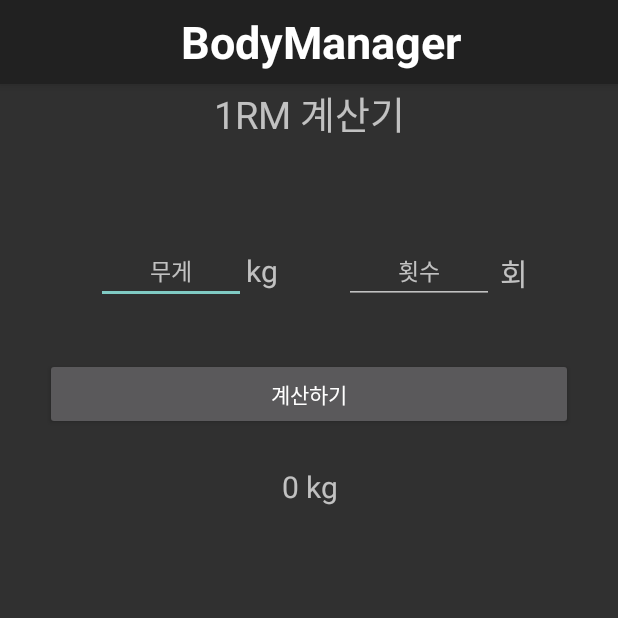
After one commit to enyul3417/BodyManagerApp, an Android app: the RMCalcActivity screen opened directly, with no data from a screen before it, on a phone screen of 412 x 824 dp, the top half of it. The commit adds this screen. Run offline under Robolectric (Android 15) with nearby library versions, the phone set to English and light mode, and no system bars.

Commit message:
Add 1RM Calculator

```diff
--- a/app/src/main/AndroidManifest.xml
+++ b/app/src/main/AndroidManifest.xml
@@ -19,13 +19,19 @@
         android:roundIcon="@mipmap/ic_launcher_round"
         android:supportsRtl="true"
         android:theme="@style/Theme.Design.NoActionBar">
-        <activity android:name=".menu.Settings.SettingsActivity"></activity>
+        <activity android:name=".RMCalcActivity">
+            <intent-filter>
+                <action android:name="android.intent.action.RMCalcActivity" />
+                <category android:name="android.intent.category.DEFAULT"/>
+            </intent-filter>
+        </activity>
+        <activity android:name=".menu.Settings.SettingsActivity" />
         <activity android:name=".menu.Exercise.Routine.LoadRoutineActivity" />
         <activity android:name=".menu.Exercise.Routine.SavedRoutineActivity" />
         <activity android:name=".menu.Pet.PetActivity" />
         <activity android:name=".menu.Stats.StatsActivity" />
         <activity android:name=".menu.Body.BodyActivity" />
-        <activity android:name=".menu.Exercise.ExerciseActivity"></activity>
+        <activity android:name=".menu.Exercise.ExerciseActivity" />
         <activity android:name=".menu.Diet.NewDietActivity" />
         <activity android:name=".menu.Diet.DietActivity" />
         <activity android:name=".menu.Exercise.ExerciseAdditionActivity" />
--- /dev/null
+++ b/app/src/main/java/com/example/bodymanagerapp/RMCalcActivity.kt
@@ -0,0 +1,37 @@
+package com.example.bodymanagerapp
+
+import androidx.appcompat.app.AppCompatActivity
+import android.os.Bundle
+import android.widget.Button
+import android.widget.EditText
+import android.widget.TextView
+import android.widget.Toast
+
+class RMCalcActivity : AppCompatActivity() {
+    lateinit var weightET : EditText
+    lateinit var countET: EditText
+    lateinit var resultTV : TextView
+    lateinit var btn : Button
+
+    override fun onCreate(savedInstanceState: Bundle?) {
+        super.onCreate(savedInstanceState)
+        setContentView(R.layout.activity_r_m_calc)
+
+        weightET = findViewById(R.id.et_calc_weight)
+        countET = findViewById(R.id.et_calc_count)
+        resultTV = findViewById(R.id.tv_calc_result)
+        btn = findViewById(R.id.btn_calc)
+
+        btn.setOnClickListener {
+            if(weightET.text != null && countET.text != null) {
+                val weight : Float = weightET.text.toString().toFloat()
+                val count : Int = countET.text.toString().toInt()
+                val result : Float = weight + (weight * count * 0.025f)
+
+                resultTV.text = "$result kg"
+            } else {
+                Toast.makeText(this, "무게와 횟수를 입력하세요.", Toast.LENGTH_SHORT).show()
+            }
+        }
+    }
+}
--- a/app/src/main/java/com/example/bodymanagerapp/menu/Settings/RMCalcFragment.kt
+++ /dev/null
@@ -1,23 +0,0 @@
-package com.example.bodymanagerapp.menu.Settings
-
-import android.os.Bundle
-import androidx.preference.PreferenceFragment
-import androidx.fragment.app.Fragment
-import com.example.bodymanagerapp.R
-
-/**
- * A simple [Fragment] subclass.
- * Use the [RMCalcFragment.newInstance] factory method to
- * create an instance of this fragment.
- */
-class RMCalcFragment : PreferenceFragment() {
-
-
-    override fun onCreatePreferences(savedInstanceState: Bundle?, rootKey: String?) {
-        setPreferencesFromResource(R.xml.fragment_r_m_calc, rootKey)
-    }
-
-    companion object {
-        val fagment = RMCalcFragment()
-    }
-}
--- a/app/src/main/java/com/example/bodymanagerapp/menu/Settings/SettingsFragment.kt
+++ b/app/src/main/java/com/example/bodymanagerapp/menu/Settings/SettingsFragment.kt
@@ -35,8 +35,6 @@ class SettingsFragment : PreferenceFragmentCompat() {
 
         prefs = PreferenceManager.getDefaultSharedPreferences(activity)
 
-        rmCalc.onPreferenceClickListener
-
         if(!prefs.getString("theme_selection", "").equals("")) {
             themList.summary = prefs.getString("theme_selection", "블랙")
         }
--- /dev/null
+++ b/app/src/main/res/layout/activity_r_m_calc.xml
@@ -0,0 +1,125 @@
+<?xml version="1.0" encoding="utf-8"?>
+<androidx.constraintlayout.widget.ConstraintLayout xmlns:android="http://schemas.android.com/apk/res/android"
+    xmlns:app="http://schemas.android.com/apk/res-auto"
+    xmlns:tools="http://schemas.android.com/tools"
+    android:layout_width="match_parent"
+    android:layout_height="match_parent"
+    tools:context=".RMCalcActivity">
+
+    <!-- 앱 상단 -->
+    <com.google.android.material.appbar.AppBarLayout
+        android:id="@+id/appBarLayout4"
+        android:layout_width="match_parent"
+        android:layout_height="wrap_content"
+        app:layout_constraintEnd_toEndOf="parent"
+        app:layout_constraintStart_toStartOf="parent"
+        app:layout_constraintTop_toTopOf="parent">
+
+        <!-- 테마는 추후 수정 예정 -->
+        <androidx.appcompat.widget.Toolbar
+            android:id="@+id/toolbar"
+            android:layout_width="match_parent"
+            android:layout_height="?attr/actionBarSize"
+            android:background="?attr/colorPrimary"
+            android:theme="@style/Theme.AppCompat">
+
+            <TextView
+                android:layout_width="match_parent"
+                android:layout_height="match_parent"
+                android:gravity="center"
+                android:text="BodyManager"
+                android:textColor="#ffffff"
+                android:textSize="30dp"
+                android:textStyle="bold" />
+
+        </androidx.appcompat.widget.Toolbar>
+
+    </com.google.android.material.appbar.AppBarLayout>
+
+    <TextView
+        android:id="@+id/textView"
+        android:layout_width="match_parent"
+        android:layout_height="wrap_content"
+        android:gravity="center"
+        android:text="1RM 계산기"
+        android:textSize="25sp"
+        app:layout_constraintEnd_toEndOf="parent"
+        app:layout_constraintStart_toStartOf="parent"
+        app:layout_constraintTop_toBottomOf="@+id/appBarLayout4" />
+
+    <EditText
+        android:id="@+id/et_calc_weight"
+        android:layout_width="100dp"
+        android:layout_height="wrap_content"
+        android:layout_marginStart="64dp"
+        android:layout_marginLeft="64dp"
+        android:layout_marginTop="64dp"
+        android:gravity="center_horizontal"
+        android:hint="무게"
+        android:textAlignment="center"
+        android:textSize="15sp"
+        android:inputType="numberDecimal"
+        app:layout_constraintStart_toStartOf="parent"
+        app:layout_constraintTop_toBottomOf="@+id/textView" />
+
+    <TextView
+        android:layout_width="wrap_content"
+        android:layout_height="wrap_content"
+        android:layout_marginTop="72dp"
+        android:text="kg"
+        android:textSize="20sp"
+        app:layout_constraintStart_toEndOf="@+id/et_calc_weight"
+        app:layout_constraintTop_toBottomOf="@+id/textView" />
+
+    <EditText
+        android:id="@+id/et_calc_count"
+        android:layout_width="100dp"
+        android:layout_height="wrap_content"
+        android:layout_marginTop="64dp"
+        android:layout_marginEnd="4dp"
+        android:layout_marginRight="4dp"
+        android:gravity="center_horizontal"
+        android:hint="횟수"
+        android:textAlignment="center"
+        android:textSize="15sp"
+        android:inputType="number"
+        app:layout_constraintEnd_toStartOf="@+id/textView2"
+        app:layout_constraintTop_toBottomOf="@+id/textView" />
+
+    <TextView
+        android:id="@+id/textView2"
+        android:layout_width="wrap_content"
+        android:layout_height="wrap_content"
+        android:layout_marginTop="72dp"
+        android:layout_marginEnd="60dp"
+        android:layout_marginRight="60dp"
+        android:text="회"
+        android:textSize="20sp"
+        app:layout_constraintEnd_toEndOf="parent"
+        app:layout_constraintTop_toBottomOf="@+id/textView" />
+
+    <Button
+        android:id="@+id/btn_calc"
+        android:layout_width="match_parent"
+        android:layout_height="wrap_content"
+        android:layout_marginHorizontal="30dp"
+        android:layout_marginTop="144dp"
+        android:text="계산하기"
+        app:layout_constraintEnd_toEndOf="parent"
+        app:layout_constraintStart_toStartOf="parent"
+        app:layout_constraintTop_toBottomOf="@+id/textView" />
+
+    <TextView
+        android:id="@+id/tv_calc_result"
+        android:layout_width="match_parent"
+        android:layout_height="wrap_content"
+        android:layout_marginTop="24dp"
+        android:gravity="center_horizontal"
+        android:text="0 kg"
+        android:textAlignment="center"
+        android:textSize="20sp"
+        app:layout_constraintEnd_toEndOf="parent"
+        app:layout_constraintStart_toStartOf="parent"
+        app:layout_constraintTop_toBottomOf="@+id/btn_calc" />
+
+</androidx.constraintlayout.widget.ConstraintLayout>
--- a/app/src/main/res/xml/fragment_r_m_calc.xml
+++ /dev/null
@@ -1,9 +0,0 @@
-<?xml version="1.0" encoding="utf-8"?>
-<FrameLayout xmlns:android="http://schemas.android.com/apk/res/android"
-    xmlns:tools="http://schemas.android.com/tools"
-    android:layout_width="match_parent"
-    android:layout_height="match_parent"
-    tools:context=".menu.Settings.RMCalcFragment">
-
-
-</FrameLayout>
--- a/app/src/main/res/xml/settings_preferences.xml
+++ b/app/src/main/res/xml/settings_preferences.xml
@@ -1,8 +1,10 @@
-<PreferenceScreen xmlns:app="http://schemas.android.com/apk/res-auto">
+<PreferenceScreen xmlns:app="http://schemas.android.com/apk/res-auto"
+    xmlns:android="http://schemas.android.com/apk/res/android">
 
     <Preference
         app:key="1rm_calc"
         app:title="1RM 계산기">
+        <intent android:action="android.intent.action.RMCalcActivity"/>
 
     </Preference>
 
```
